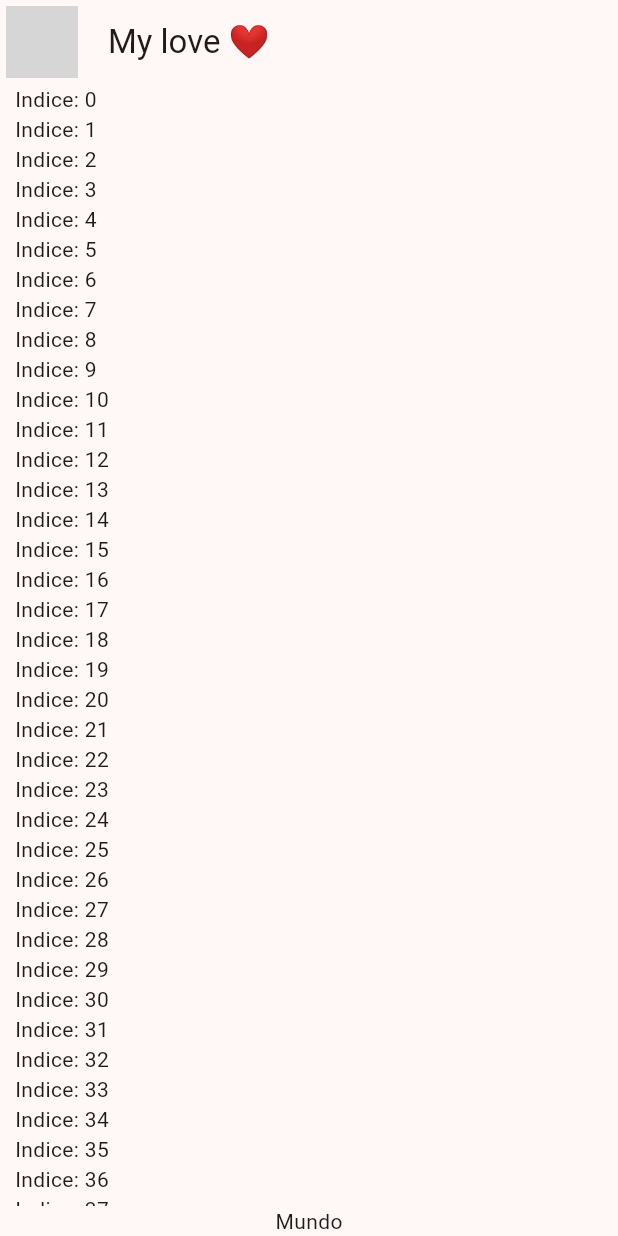
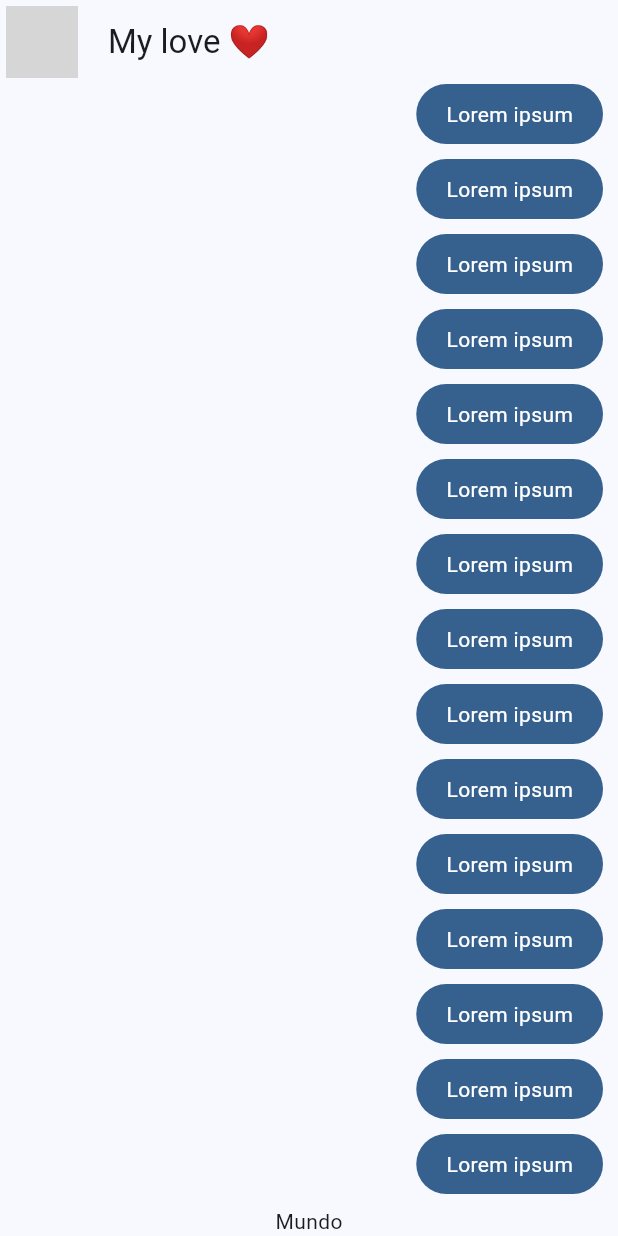
Before and after one commit to jmorenoalva/yes_no_app_flutter, a Flutter app: the screen it shows after launch, on a phone screen of 412 x 824 dp. Run offline on Flutter 3.47's test engine with Material 3 defaults, Android fonts, the phone set to English and light mode, and no system bars; network calls fail; grey boxes are pictures that could not be loaded.

Commit message:
71 - Mis Mensajes - Burbuja de chat

```diff
--- a/lib/main.dart
+++ b/lib/main.dart
@@ -1,6 +1,6 @@
 import 'package:flutter/material.dart';
 import 'package:yes_no_app/config/theme/app_theme.dart';
-import 'package:yes_no_app/presentation/chat/chat_screen.dart';
+import 'package:yes_no_app/presentation/screens/chat/chat_screen.dart';
 
 void main() => runApp(const MyApp());
 
@@ -12,7 +12,7 @@ class MyApp extends StatelessWidget {
     return MaterialApp(
       title: 'Yes No App',
       debugShowCheckedModeBanner: false,
-      theme: AppTheme(selectedColor: 6).theme(),
+      theme: AppTheme(selectedColor: 1).theme(),
       home: const ChatScreen(),
     );
   }
--- a/lib/presentation/chat/chat_screen.dart
+++ b/lib/presentation/screens/chat/chat_screen.dart
@@ -1,4 +1,5 @@
 import 'package:flutter/material.dart';
+import 'package:yes_no_app/presentation/widgets/chat/my_message_bubble.dart';
 
 class ChatScreen extends StatelessWidget {
   const ChatScreen({super.key});
@@ -35,7 +36,7 @@ class _ChatView extends StatelessWidget {
                 itemCount: 100,
                 itemBuilder: (context, index) {
 
-                  return Text('Indice: $index');
+                  return const MyMessageBubble();
 
               },)
             ),
--- /dev/null
+++ b/lib/presentation/widgets/chat/my_message_bubble.dart
@@ -0,0 +1,29 @@
+import 'package:flutter/material.dart';
+
+class MyMessageBubble extends StatelessWidget {
+  const MyMessageBubble({super.key});
+
+  @override
+  Widget build(BuildContext context) {
+
+    final colors = Theme.of(context).colorScheme;
+
+    return Column(
+      crossAxisAlignment: CrossAxisAlignment.end,
+      children:[
+        Container(
+          decoration: BoxDecoration(
+            color: colors.primary,
+            borderRadius: BorderRadius.circular(20)
+          ),
+          child: const Padding(
+            padding: EdgeInsets.symmetric(horizontal: 20, vertical: 10),
+            child: Text('Lorem ipsum', style: TextStyle(color: Colors.white),),
+          ),
+        ),
+
+        const SizedBox(height: 10)
+      ],
+    );
+  }
+}
```
